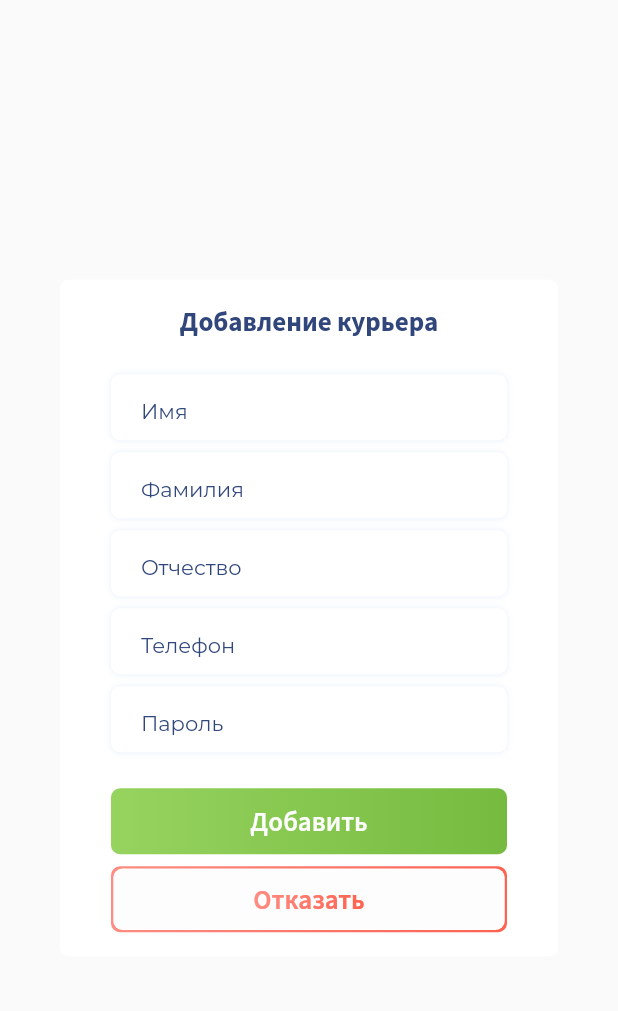
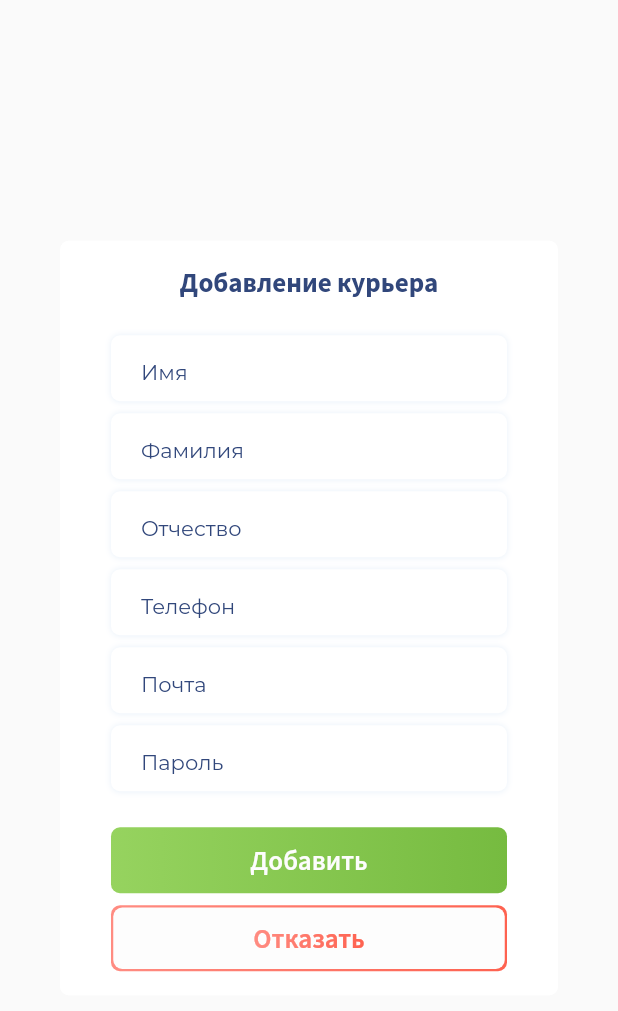
Before and after one commit to Engine-studio/topgo, a Flutter app: the CourierAdditionDialog widget shown alone on an empty page, opened directly, on a phone screen of 412 x 824 dp. Shown: the top 1011 px of the screen. Run offline on Flutter 3.47's test engine with Material 2 defaults, Android fonts, the phone set to English and light mode, and no system bars; our stand-ins replace animated_splash_screen, extended_masked_text, flutter_local_notifications, flutter_map, image_picker, latlong2 and 2 more; missing offline and left inert: flutter_picker; accounts and stored records are empty; network calls fail.

Commit message:
admin and curator finished

```diff
--- a/lib/models/restaurant.dart
+++ b/lib/models/restaurant.dart
@@ -5,7 +5,7 @@ import 'package:topgo/functions/naive_time.dart';
 class Restaurant {
   int? id;
   double? x, y;
-  String? name, address, phone, password;
+  String? name, address, phone, password, email;
   List<List<int>>? open, close;
 
   static List<List<int>>? castJson(dynamic j) {
@@ -29,6 +29,7 @@ class Restaurant {
     required this.name,
     required this.address,
     required this.phone,
+    required this.email,
     required this.password,
     required this.open,
     required this.close,
@@ -38,6 +39,7 @@ class Restaurant {
         "name": name!,
         "address": address!,
         "phone": phone!,
+        "email": email!,
         "password": password!,
         "working_from": open!.map((time) => toNaiveTime(time)).toList(),
         "working_till": close!.map((time) => toNaiveTime(time)).toList(),
--- a/lib/models/simple_courier.dart
+++ b/lib/models/simple_courier.dart
@@ -3,7 +3,6 @@ import 'dart:convert' show jsonEncode;
 import 'package:topgo/api/general.dart';
 import 'package:topgo/functions/naive_time.dart';
 import 'package:topgo/functions/phone_string.dart';
-import 'package:topgo/models/order.dart';
 
 enum DiscardType {
   Full,
@@ -62,7 +61,14 @@ enum OrderStatus {
 
 class SimpleCourier {
   int? id, movement;
-  String? surname, name, patronymic, phoneSource, action, image, password;
+  String? surname,
+      name,
+      patronymic,
+      phoneSource,
+      action,
+      image,
+      password,
+      email;
   double? rating, cash, terminal, salary, x, y;
   bool? ordering, blocked, works;
   OrderStatus? orderStatus;
@@ -73,6 +79,7 @@ class SimpleCourier {
     required this.surname,
     required this.patronymic,
     required this.phoneSource,
+    required this.email,
     required this.password,
   })  : action = '',
         rating = 0 / 0;
@@ -141,6 +148,7 @@ class SimpleCourier {
         "name": name!,
         "patronymic": patronymic!,
         "phone": phoneSource!,
+        "email": email!,
         "password": password!,
       });
 
--- a/lib/widgets/administrator/curator_addition_dialog.dart
+++ b/lib/widgets/administrator/curator_addition_dialog.dart
@@ -2,11 +2,9 @@ import 'package:extended_masked_text/extended_masked_text.dart';
 import 'package:flutter/widgets.dart';
 import 'package:topgo/api/curators.dart' as api;
 import 'package:topgo/models/simple_curator.dart';
-import 'package:topgo/models/user.dart';
 import 'package:topgo/widgets/button.dart';
 import 'package:topgo/widgets/dialog.dart';
 import 'package:topgo/widgets/input.dart';
-import 'package:provider/provider.dart';
 
 class CuratorAdditionDialog extends StatefulWidget {
   const CuratorAdditionDialog({Key? key}) : super(key: key);
--- a/lib/widgets/courier/profile_photo.dart
+++ b/lib/widgets/courier/profile_photo.dart
@@ -9,7 +9,6 @@ class ProfilePhoto extends StatelessWidget {
 
   @override
   Widget build(BuildContext context) {
-    print(context.read<User>().photo);
     return Container(
       width: 74,
       height: 74,
--- a/lib/widgets/curator/courier_addition_dialog.dart
+++ b/lib/widgets/curator/courier_addition_dialog.dart
@@ -2,11 +2,9 @@ import 'package:extended_masked_text/extended_masked_text.dart';
 import 'package:flutter/widgets.dart';
 import 'package:topgo/api/couriers.dart' as api;
 import 'package:topgo/models/simple_courier.dart';
-import 'package:topgo/models/user.dart';
 import 'package:topgo/widgets/button.dart';
 import 'package:topgo/widgets/dialog.dart';
 import 'package:topgo/widgets/input.dart';
-import 'package:provider/provider.dart';
 
 class CourierAdditionDialog extends StatefulWidget {
   const CourierAdditionDialog({Key? key}) : super(key: key);
@@ -20,7 +18,10 @@ class _CourierAdditionDialogState extends State<CourierAdditionDialog> {
   late TextEditingController surname;
   late TextEditingController patronymic;
   late MaskedTextController phone;
+  late TextEditingController email;
   late TextEditingController password;
+  late RegExp regExp;
+
   @override
   void initState() {
     super.initState();
@@ -28,7 +29,10 @@ class _CourierAdditionDialogState extends State<CourierAdditionDialog> {
     surname = TextEditingController();
     patronymic = TextEditingController();
     phone = MaskedTextController(mask: '+0 (000) 000-00-00');
+    email = TextEditingController();
     password = TextEditingController();
+    regExp = RegExp(r"^[^\s@]+@([^\s@.,]+\.)+[^\s@.,]{2,}$",
+        caseSensitive: false, multiLine: false);
   }
 
   @override
@@ -39,7 +43,7 @@ class _CourierAdditionDialogState extends State<CourierAdditionDialog> {
       child: SingleChildScrollView(
         child: DialogBox(
           title: 'Добавление курьера',
-          height: 451,
+          height: 503,
           children: [
             Input(text: 'Имя', controller: name),
             SizedBox(height: 8),
@@ -48,6 +52,8 @@ class _CourierAdditionDialogState extends State<CourierAdditionDialog> {
             Input(text: 'Отчество', controller: patronymic),
             SizedBox(height: 8),
             Input(text: 'Телефон', maskedController: phone),
+            SizedBox(height: 8),
+            Input(text: 'Почта', controller: email),
             SizedBox(height: 8),
             Input(text: 'Пароль', controller: password),
             SizedBox(height: 24),
@@ -62,6 +68,8 @@ class _CourierAdditionDialogState extends State<CourierAdditionDialog> {
                     surname.text != '' &&
                     patronymic.text != '' &&
                     number.length == 11 &&
+                    email.text != '' &&
+                    regExp.hasMatch(email.text) &&
                     password.text != '')
                   {
                     courier = SimpleCourier.create(
@@ -69,6 +77,7 @@ class _CourierAdditionDialogState extends State<CourierAdditionDialog> {
                       surname: surname.text,
                       patronymic: patronymic.text,
                       phoneSource: number,
+                      email: email.text,
                       password: password.text,
                     ),
                     if (await api.newCourier(context, courier))
```
Also changed, not shown: lib/widgets/curator/restaurant_addition_dialog.dart (+11 -4 lines).
